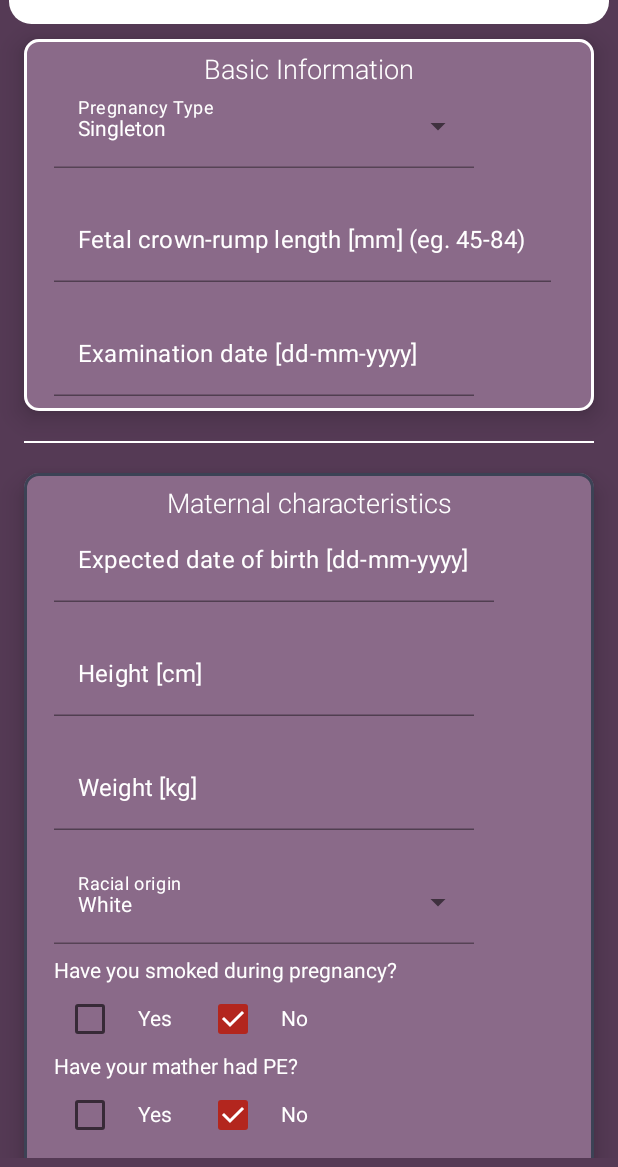
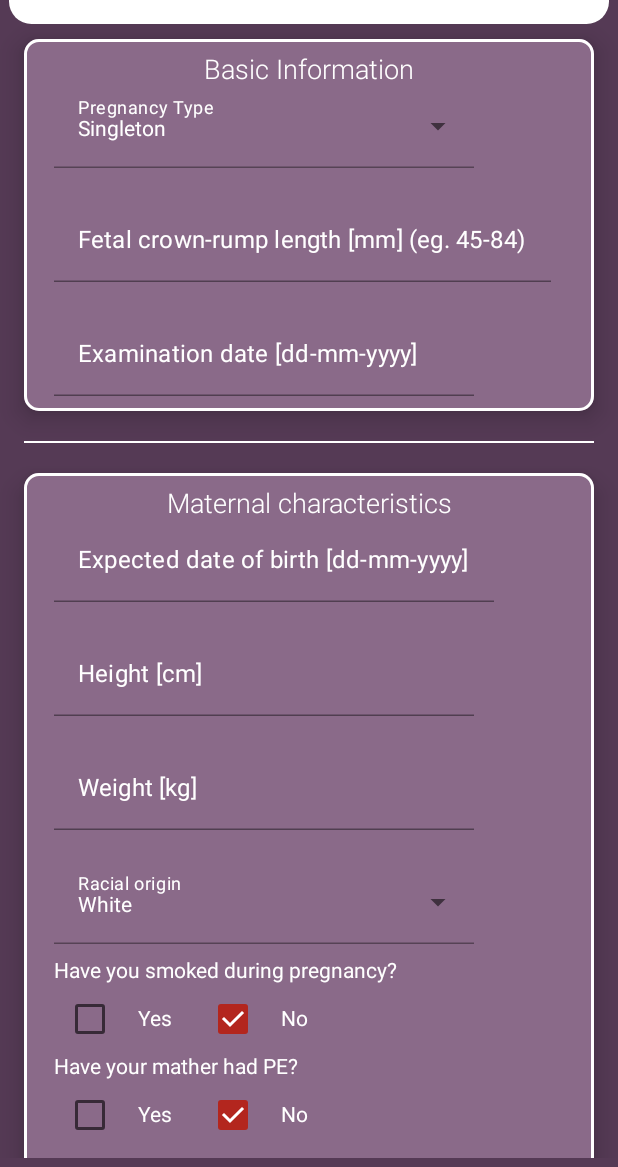
Before and after one commit to kajetankubicz/PregnantPal, an Android app built with Jetpack Compose: the composable PregnantPalScreen shown on its own in the app's theme, after a tap on "Arrow Back", on a phone screen of 412 x 824 dp, the part 69-1236 px from its top. Run offline under Robolectric (Android 15) with nearby library versions, the phone set to English and light mode, and no system bars.

Commit message:
Appearance improvements

```diff
--- a/app/src/main/java/com/example/PregnantPal/screen/AdminScreen/AdminScreen.kt
+++ b/app/src/main/java/com/example/PregnantPal/screen/AdminScreen/AdminScreen.kt
@@ -1,7 +1,9 @@
 package com.example.pregnantpal.screen.AdminScreen
 
+import androidx.compose.foundation.BorderStroke
 import androidx.compose.foundation.background
 import androidx.compose.foundation.layout.*
+import androidx.compose.foundation.shape.CornerSize
 import androidx.compose.foundation.shape.RoundedCornerShape
 import androidx.compose.material.*
 import androidx.compose.material.MaterialTheme.colors
@@ -157,7 +159,9 @@ fun ParameterCard(title: String, value: String) {
             .width(150.dp)
             .height(150.dp),
         elevation = 4.dp,
-        backgroundColor = androidx.compose.material3.MaterialTheme.colorScheme.tertiaryContainer
+        backgroundColor = androidx.compose.material3.MaterialTheme.colorScheme.tertiaryContainer,
+        shape = RoundedCornerShape(corner = CornerSize(10.dp)),
+        border = BorderStroke(width = 2.dp, color = androidx.compose.material3.MaterialTheme.colorScheme.onTertiaryContainer)
     ) {
         Column(
             modifier = Modifier.padding(16.dp)
--- a/app/src/main/java/com/example/PregnantPal/screen/DetailScreen/PregnantPalScreen.kt
+++ b/app/src/main/java/com/example/PregnantPal/screen/DetailScreen/PregnantPalScreen.kt
@@ -315,7 +315,7 @@ fun PregnantPalScreen(
                         modifier = Modifier.padding(10.dp),
                         elevation = 10.dp,
                         shape = RoundedCornerShape(corner = CornerSize(10.dp)),
-                        border = BorderStroke(width = 2.dp, color = androidx.compose.material3.MaterialTheme.colorScheme.secondary)
+                        border = BorderStroke(width = 2.dp, color = androidx.compose.material3.MaterialTheme.colorScheme.onTertiaryContainer)
                     ) {
                         Text(
                             text = "Maternal characteristics",
@@ -539,7 +539,7 @@ fun PregnantPalScreen(
                         modifier = Modifier.padding(10.dp),
                         elevation = 10.dp,
                         shape = RoundedCornerShape(corner = CornerSize(10.dp)),
-                        border = BorderStroke(width = 2.dp, color = androidx.compose.material3.MaterialTheme.colorScheme.secondary)
+                        border = BorderStroke(width = 2.dp, color = androidx.compose.material3.MaterialTheme.colorScheme.onTertiaryContainer)
                     ) {
                         Text(
                             text = "Medical history",
@@ -725,7 +725,7 @@ fun PregnantPalScreen(
                         modifier = Modifier.padding(10.dp),
                         elevation = 10.dp,
                         shape = RoundedCornerShape(corner = CornerSize(10.dp)),
-                        border = BorderStroke(width = 2.dp, color = androidx.compose.material3.MaterialTheme.colorScheme.secondary)
+                        border = BorderStroke(width = 2.dp, color = androidx.compose.material3.MaterialTheme.colorScheme.onTertiaryContainer)
                     ) {
                         Text(
                             text = "Obstetric history",
@@ -791,7 +791,7 @@ fun PregnantPalScreen(
                         modifier = Modifier.padding(10.dp),
                         elevation = 10.dp,
                         shape = RoundedCornerShape(corner = CornerSize(10.dp)),
-                        border = BorderStroke(width = 2.dp, color = androidx.compose.material3.MaterialTheme.colorScheme.secondary)
+                        border = BorderStroke(width = 2.dp, color = androidx.compose.material3.MaterialTheme.colorScheme.onTertiaryContainer)
                     ) {
                         Text(
                             text = "Biophysical measurements",
@@ -874,7 +874,7 @@ fun PregnantPalScreen(
                         modifier = Modifier.padding(10.dp),
                         elevation = 10.dp,
                         shape = RoundedCornerShape(corner = CornerSize(10.dp)),
-                        border = BorderStroke(width = 2.dp, color = androidx.compose.material3.MaterialTheme.colorScheme.secondary)
+                        border = BorderStroke(width = 2.dp, color = androidx.compose.material3.MaterialTheme.colorScheme.onTertiaryContainer)
                     ) {
                         Text(
                             text = "Biochemical measurements",
--- a/app/src/main/java/com/example/PregnantPal/screen/HomeScreen/MainScreen.kt
+++ b/app/src/main/java/com/example/PregnantPal/screen/HomeScreen/MainScreen.kt
@@ -145,7 +145,7 @@ fun Tile(title: String, icon: ImageVector, onClick: () -> Unit) {
         elevation = 4.dp,
         backgroundColor = androidx.compose.material3.MaterialTheme.colorScheme.tertiaryContainer,
         shape = RoundedCornerShape(8.dp),
-        border = BorderStroke(1.5.dp, color = Color.LightGray)
+        border = BorderStroke(1.5.dp, color = androidx.compose.material3.MaterialTheme.colorScheme.onTertiaryContainer)
     ) {
         Column(
             modifier = Modifier
```
